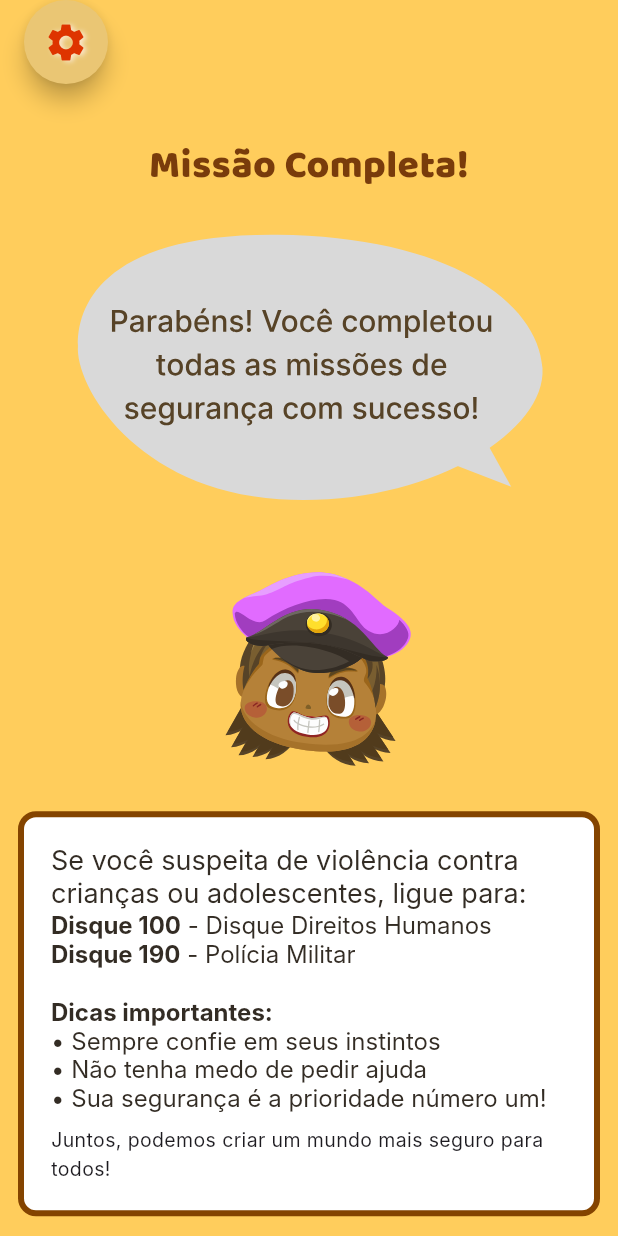
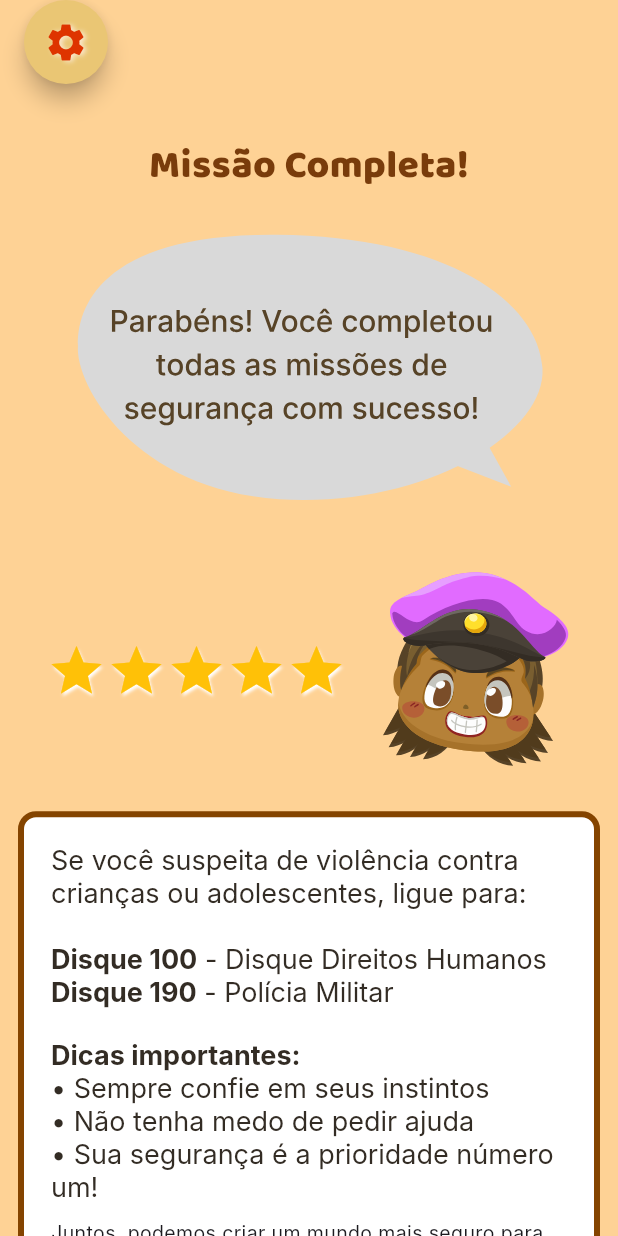
Before and after one commit to VamosColar/Pcquiz-frontend, a Flutter app: the QuizResultPage screen opened by its route, on a phone screen of 412 x 824 dp. Run offline on Flutter 3.47's test engine with Material 3 defaults, Android fonts, the phone set to English and light mode, and no system bars; drawn by our look-alikes of flutter_speed_dial; our stand-ins replace cached_network_image, flutter_dotenv, flutter_svg, get; network calls fail; Roboto replaces fonts that are missing (Inter).

Commit message:
ajustes de layout

```diff
--- a/lib/app/home_page.dart
+++ b/lib/app/home_page.dart
@@ -33,6 +33,12 @@ class _HomePageState extends State<HomePage> {
         backgroundColor: const Color(0xFFEAC674),
         foregroundColor: const Color(0xffDE3400),
         children: [
+          SpeedDialChild(
+            child: const Icon(Icons.arrow_back),
+            backgroundColor: const Color(0xFFEAC674),
+            foregroundColor: const Color(0xffDE3400),
+            onTap: () => Navigator.of(context).pop(),
+          ),
           SpeedDialChild(
             child: const Icon(Icons.share),
             backgroundColor: const Color(0xFFEAC674),
--- a/lib/app/quiz_result_page.dart
+++ b/lib/app/quiz_result_page.dart
@@ -1,13 +1,15 @@
+import 'package:educagame/app/home_page.dart';
+import 'package:educagame/controller/quiz_controller.dart';
 import 'package:educagame/widgets/custom_btn_speed_dial.dart';
 import 'package:flutter/material.dart';
-import 'package:flutter/widgets.dart';
 import 'package:flutter_svg/svg.dart';
+import 'package:get/get.dart';
 
 class QuizResultPage extends StatelessWidget {
   final int score;
 
-  const QuizResultPage({required this.score});
-
+  QuizResultPage({required this.score});
+  final QuizController quizController = Get.find<QuizController>();
   @override
   Widget build(BuildContext context) {
     return WillPopScope(
@@ -25,8 +27,8 @@ class QuizResultPage extends StatelessWidget {
               begin: Alignment.topLeft,
               end: Alignment.bottomRight,
               colors: [
-                Color(0xFFFFCD5C),
-                Color(0xFFFFCD5C),
+                Color(0xFFFED295),
+                Color(0xffFED295),
               ],
             ),
           ),
@@ -54,10 +56,11 @@ class QuizResultPage extends StatelessWidget {
                       alignment: Alignment.center,
                     ),
                     const SizedBox(height: 20),
-                    Wrap(
-                      spacing: 10,
+                    Center(
+                      child: Row(
+                        mainAxisAlignment: MainAxisAlignment.center,
                         children: [
-                        for (int i = 0; i < score; i++)
+                          for (int i = 0; i < 5; i++)
                             const Icon(
                               Icons.star,
                               color: Colors.amber,
@@ -71,13 +74,12 @@ class QuizResultPage extends StatelessWidget {
                               ],
                             ),
                           const SizedBox(width: 10),
-                        Center(
-                          child: SvgPicture.asset(
+                          SvgPicture.asset(
                             'assets/images/smile.svg',
                             width: 140,
                           ),
+                        ],
                       ),
-                      ],
                     ),
                     const SizedBox(height: 20),
                     Container(
@@ -96,7 +98,7 @@ class QuizResultPage extends StatelessWidget {
                           RichText(
                             text: const TextSpan(
                               text:
-                                  'Se você suspeita de violência contra crianças ou adolescentes, ligue para:\n',
+                                  'Se você suspeita de violência contra crianças ou adolescentes, ligue para:\n\n',
                               style: TextStyle(
                                 fontSize: 18,
                                 fontFamily: 'Inter',
@@ -109,7 +111,7 @@ class QuizResultPage extends StatelessWidget {
                                   style: TextStyle(
                                     fontWeight: FontWeight.bold,
                                     fontFamily: 'Inter',
-                                    fontSize: 16,
+                                    fontSize: 18,
                                   ),
                                 ),
                                 TextSpan(
@@ -117,7 +119,7 @@ class QuizResultPage extends StatelessWidget {
                                   style: TextStyle(
                                     fontWeight: FontWeight.normal,
                                     fontFamily: 'Inter',
-                                    fontSize: 16,
+                                    fontSize: 18,
                                   ),
                                 ),
                                 TextSpan(
@@ -125,7 +127,7 @@ class QuizResultPage extends StatelessWidget {
                                   style: TextStyle(
                                     fontWeight: FontWeight.bold,
                                     fontFamily: 'Inter',
-                                    fontSize: 16,
+                                    fontSize: 18,
                                   ),
                                 ),
                                 TextSpan(
@@ -133,7 +135,7 @@ class QuizResultPage extends StatelessWidget {
                                   style: TextStyle(
                                     fontWeight: FontWeight.normal,
                                     fontFamily: 'Inter',
-                                    fontSize: 16,
+                                    fontSize: 18,
                                   ),
                                 ),
                               ],
@@ -144,7 +146,7 @@ class QuizResultPage extends StatelessWidget {
                             text: const TextSpan(
                               text: 'Dicas importantes:\n',
                               style: TextStyle(
-                                fontSize: 16,
+                                fontSize: 18,
                                 fontFamily: 'Inter',
                                 fontWeight: FontWeight.bold,
                                 color: Color(0xFF332C24),
@@ -157,7 +159,7 @@ class QuizResultPage extends StatelessWidget {
                                   style: TextStyle(
                                     fontWeight: FontWeight.normal,
                                     fontFamily: 'Inter',
-                                    fontSize: 16,
+                                    fontSize: 18,
                                   ),
                                 ),
                               ],
@@ -176,6 +178,40 @@ class QuizResultPage extends StatelessWidget {
                         ],
                       ),
                     ),
+                    const SizedBox(height: 20),
+                    // Botão "Jogar"
+                    ElevatedButton(
+                      style: ElevatedButton.styleFrom(
+                        elevation: 8,
+                        backgroundColor: const Color(0xFFFFCD5C),
+                        padding: const EdgeInsets.symmetric(
+                          vertical: 15,
+                          horizontal: 50,
+                        ),
+                        shape: RoundedRectangleBorder(
+                          borderRadius: BorderRadius.circular(10),
+                        ),
+                        side: const BorderSide(width: 4, color: Colors.white),
+                        shadowColor: const Color(0xFF271B0F),
+                      ),
+                      onPressed: () async {
+                        Navigator.push(
+                          context,
+                          MaterialPageRoute(builder: (context) => HomePage()),
+                        );
+                      },
+                      child: const Text(
+                        'Voltar ao Jogo',
+                        style: TextStyle(
+                          fontFamily: 'BalooThambi',
+                          fontSize: 26,
+                          fontWeight: FontWeight.w100,
+                          decorationThickness: 2.0,
+                          color: Color(0xFFD06D0B),
+                        ),
+                      ),
+                    ),
+
                     const SizedBox(height: 50),
                   ],
                 ),
--- a/lib/widgets/custom_btn_speed_dial.dart
+++ b/lib/widgets/custom_btn_speed_dial.dart
@@ -36,6 +36,11 @@ class CustomBtnSpeedDial extends StatelessWidget {
       foregroundColor: foregroundColor,
       children: [
         SpeedDialChild(
+            child: const Icon(Icons.arrow_back),
+            backgroundColor: backgroundColor,
+            foregroundColor: foregroundColor,
+            onTap: () => Navigator.of(context).pop()),
+        SpeedDialChild(
           child: const Icon(Icons.share),
           backgroundColor: backgroundColor,
           foregroundColor: foregroundColor,
```
Also changed, not shown: lib/app/login_page.dart (+19 -5 lines), lib/app/quiz_page.dart (+37 -16 lines), lib/controller/quiz_controller.dart (+16 -12 lines), assets/images/atencao1.svg (deleted), assets/images/atencao2.svg. Lines whose indentation alone changed are shown as unchanged.
